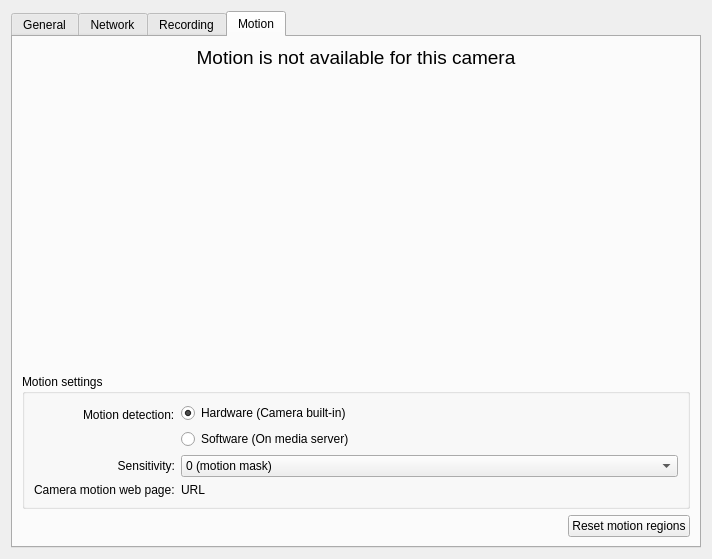
First picture: the form in client/src/ui/widgets/properties/single_camera_settings_widget.ui, repository networkoptix/nx_open, before the edit.
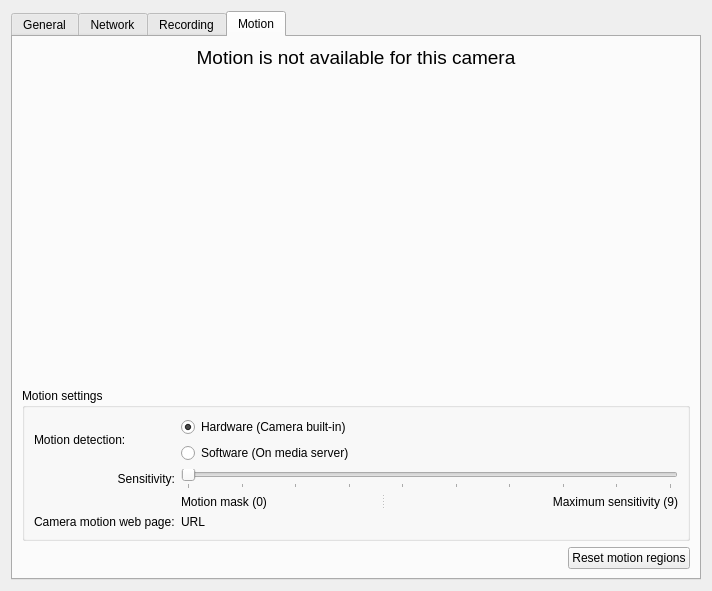
Second picture: the form after the edit. The open tabs and pages were chosen to show the change. Custom widgets are drawn as their Qt base class.

Commit message:
motion sensitivity UI improvments
<==== Mercurial data ====>
Branch: master

Patch:
```diff
--- a/client/src/ui/widgets/properties/single_camera_settings_widget.ui
+++ b/client/src/ui/widgets/properties/single_camera_settings_widget.ui
@@ -7,7 +7,7 @@
     <x>0</x>
     <y>0</y>
     <width>712</width>
-    <height>559</height>
+    <height>591</height>
    </rect>
   </property>
   <property name="windowTitle">
@@ -235,10 +235,44 @@
          <property name="title">
           <string>Motion settings</string>
          </property>
-         <layout class="QFormLayout" name="formLayout_3">
-          <property name="labelAlignment">
-           <set>Qt::AlignRight|Qt::AlignTrailing|Qt::AlignVCenter</set>
+         <layout class="QGridLayout" name="gridLayout">
+          <property name="bottomMargin">
+           <number>9</number>
           </property>
+          <property name="verticalSpacing">
+           <number>6</number>
+          </property>
+          <item row="0" column="0">
+           <widget class="QLabel" name="label_2">
+            <property name="text">
+             <string>Motion detection:</string>
+            </property>
+           </widget>
+          </item>
+          <item row="0" column="1">
+           <layout class="QVBoxLayout" name="verticalLayout_9">
+            <item>
+             <widget class="QRadioButton" name="cameraMotionButton">
+              <property name="text">
+               <string>Hardware (Camera built-in)</string>
+              </property>
+              <property name="checked">
+               <bool>true</bool>
+              </property>
+             </widget>
+            </item>
+            <item>
+             <widget class="QRadioButton" name="softwareMotionButton">
+              <property name="text">
+               <string>Software (On media server)</string>
+              </property>
+              <property name="checked">
+               <bool>false</bool>
+              </property>
+             </widget>
+            </item>
+           </layout>
+          </item>
           <item row="1" column="0">
            <widget class="QLabel" name="label_4">
             <property name="text">
@@ -247,63 +281,45 @@
             <property name="alignment">
              <set>Qt::AlignRight|Qt::AlignTrailing|Qt::AlignVCenter</set>
             </property>
+            <property name="margin">
+             <number>0</number>
+            </property>
            </widget>
           </item>
           <item row="1" column="1">
-           <widget class="QComboBox" name="sensitivityComboBox">
-            <item>
+           <widget class="QTextTicksSlider" name="sensitivitySlider">
+            <property name="maximum">
+             <number>9</number>
+            </property>
+            <property name="orientation">
+             <enum>Qt::Horizontal</enum>
+            </property>
+            <property name="tickPosition">
+             <enum>QSlider::TicksBelow</enum>
+            </property>
+           </widget>
+          </item>
+          <item row="2" column="1">
+           <widget class="QSplitter" name="splitter">
+            <property name="orientation">
+             <enum>Qt::Horizontal</enum>
+            </property>
+            <widget class="QLabel" name="label_7">
              <property name="text">
-              <string>0 (motion mask)</string>
+              <string>Motion mask (0)</string>
              </property>
-            </item>
-            <item>
+            </widget>
+            <widget class="QLabel" name="label_6">
              <property name="text">
-              <string>1</string>
+              <string>Maximum sensitivity (9)</string>
              </property>
-            </item>
-            <item>
-             <property name="text">
-              <string>2</string>
+             <property name="alignment">
+              <set>Qt::AlignRight|Qt::AlignTrailing|Qt::AlignVCenter</set>
              </property>
-            </item>
-            <item>
-             <property name="text">
-              <string>3</string>
-             </property>
-            </item>
-            <item>
-             <property name="text">
-              <string>4</string>
-             </property>
-            </item>
-            <item>
-             <property name="text">
-              <string>5</string>
-             </property>
-            </item>
-            <item>
-             <property name="text">
-              <string>6</string>
-             </property>
-            </item>
-            <item>
-             <property name="text">
-              <string>7</string>
-             </property>
-            </item>
-            <item>
-             <property name="text">
-              <string>8</string>
-             </property>
-            </item>
-            <item>
-             <property name="text">
-              <string>9 (maximum motion sensitivity)</string>
-             </property>
-            </item>
+            </widget>
            </widget>
           </item>
-          <item row="2" column="0">
+          <item row="3" column="0">
            <widget class="QLabel" name="label_5">
             <property name="sizePolicy">
              <sizepolicy hsizetype="Preferred" vsizetype="Minimum">
@@ -319,7 +335,7 @@
             </property>
            </widget>
           </item>
-          <item row="2" column="1">
+          <item row="3" column="1">
            <widget class="QLabel" name="motionWebPageLabel">
             <property name="sizePolicy">
              <sizepolicy hsizetype="Preferred" vsizetype="Minimum">
@@ -332,37 +348,6 @@
             </property>
            </widget>
           </item>
-          <item row="0" column="0">
-           <widget class="QLabel" name="label_2">
-            <property name="text">
-             <string>Motion detection:</string>
-            </property>
-           </widget>
-          </item>
-          <item row="0" column="1">
-           <layout class="QVBoxLayout" name="verticalLayout_9">
-            <item>
-             <widget class="QRadioButton" name="cameraMotionButton">
-              <property name="text">
-               <string>Hardware (Camera built-in)</string>
-              </property>
-              <property name="checked">
-               <bool>true</bool>
-              </property>
-             </widget>
-            </item>
-            <item>
-             <widget class="QRadioButton" name="softwareMotionButton">
-              <property name="text">
-               <string>Software (On media server)</string>
-              </property>
-              <property name="checked">
-               <bool>false</bool>
-              </property>
-             </widget>
-            </item>
-           </layout>
-          </item>
          </layout>
         </widget>
        </item>
@@ -403,6 +388,11 @@
    <header>ui/device_settings/camera_schedule_widget.h</header>
    <container>1</container>
   </customwidget>
+  <customwidget>
+   <class>QTextTicksSlider</class>
+   <extends>QSlider</extends>
+   <header>qtextticksslider.h</header>
+  </customwidget>
  </customwidgets>
  <resources/>
  <connections/>
```
The commit also changes 3 other files.
